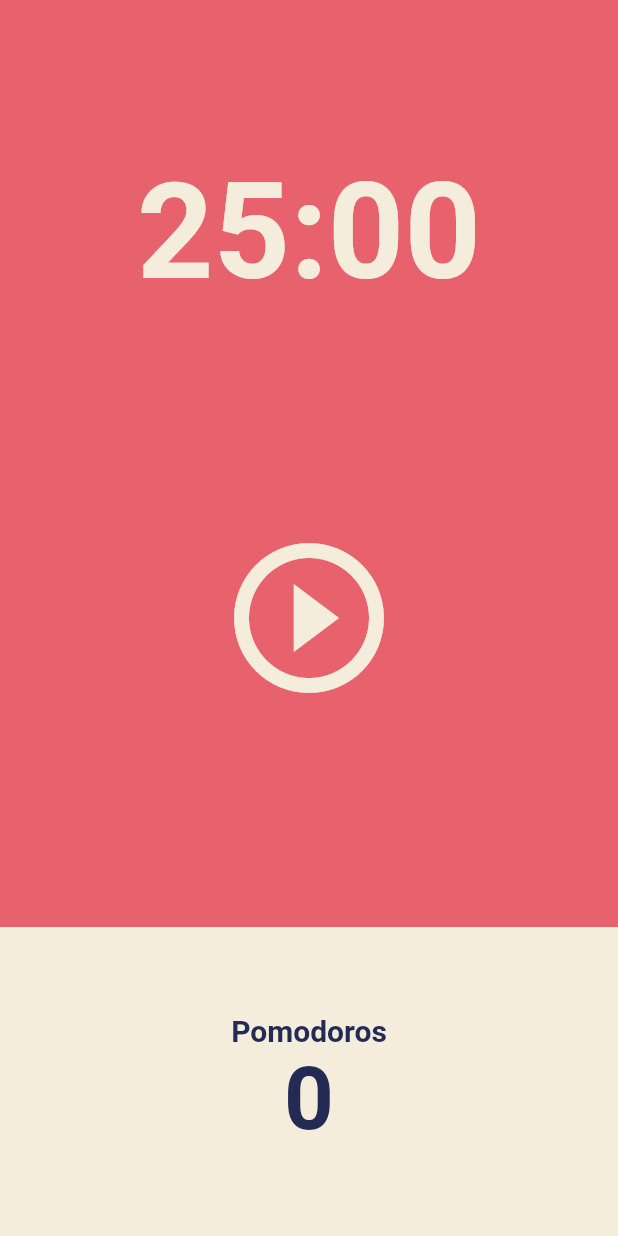
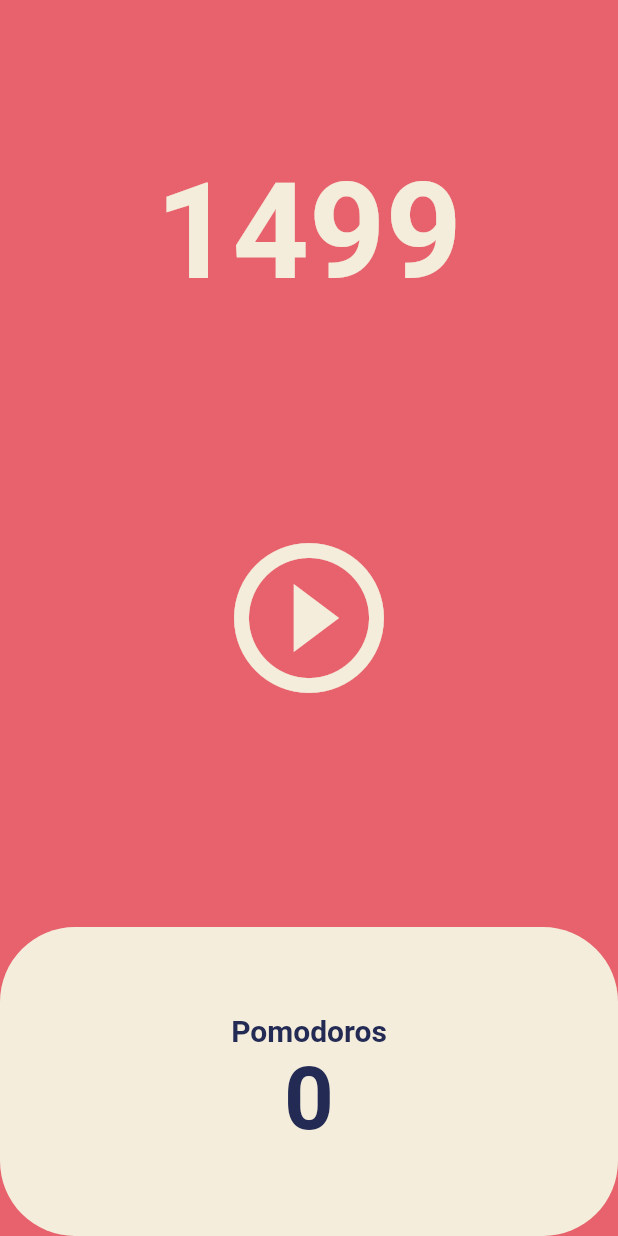
Before and after one commit to janehub/pomodoro, a Flutter app: the screen it shows after launch, after a tap on the "play circle outline" icon, on a phone screen of 412 x 824 dp. Run offline on Flutter 3.47's test engine with Material 2 defaults, Android fonts, the phone set to English and light mode, and no system bars.

```diff
--- a/lib/screens/home_screen.dart
+++ b/lib/screens/home_screen.dart
@@ -1,3 +1,5 @@
+import 'dart:async';
+
 import 'package:flutter/material.dart';
 
 class HomeScreen extends StatefulWidget {
@@ -8,6 +10,22 @@ class HomeScreen extends StatefulWidget {
 }
 
 class _HomeScreenState extends State<HomeScreen> {
+  int totalSeconds = 1500;
+  late Timer timer;
+
+  void onTick(Timer timer) {
+    setState(() {
+      totalSeconds--;
+    });
+  }
+
+  void onStartPressed() {
+    timer = Timer.periodic(
+      const Duration(seconds: 1),
+      onTick,
+    );
+  }
+
   @override
   Widget build(BuildContext context) {
     return Scaffold(
@@ -19,7 +37,7 @@ class _HomeScreenState extends State<HomeScreen> {
             child: Container(
               alignment: Alignment.bottomCenter,
               child: Text(
-                '25:00',
+                '$totalSeconds',
                 style: TextStyle(
                   color: Theme.of(context).cardColor,
                   fontSize: 89,
@@ -35,7 +53,7 @@ class _HomeScreenState extends State<HomeScreen> {
                 icon: Icon(Icons.play_circle_outline),
                 iconSize: 120,
                 color: Theme.of(context).cardColor,
-                onPressed: () {},
+                onPressed: onStartPressed,
               ),
             ),
           ),
@@ -45,8 +63,10 @@ class _HomeScreenState extends State<HomeScreen> {
               children: [
                 Expanded(
                   child: Container(
-                    decoration:
-                        BoxDecoration(color: Theme.of(context).cardColor),
+                    decoration: BoxDecoration(
+                      color: Theme.of(context).cardColor,
+                      borderRadius: BorderRadius.circular(50),
+                    ),
                     child: Column(
                       mainAxisAlignment: MainAxisAlignment.center,
                       children: [
```
